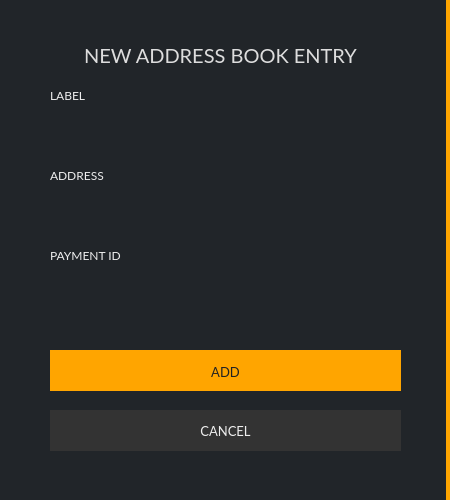
ConcealNetwork/conceal-desktop, file src/gui/ui/newaddressdialog.ui: the form before one commit.
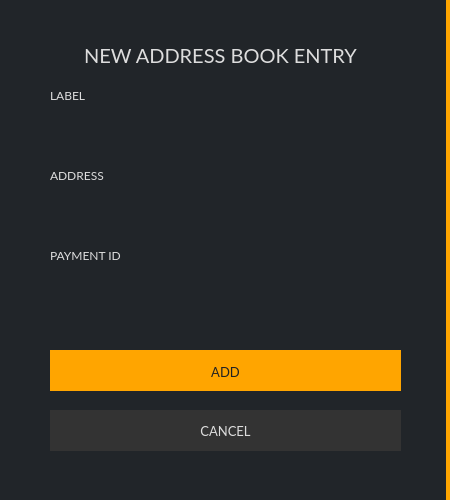
The form after the commit.

```diff
--- a/src/gui/ui/newaddressdialog.ui
+++ b/src/gui/ui/newaddressdialog.ui
@@ -15,7 +15,7 @@
   </property>
   <property name="styleSheet">
    <string notr="true">background-color: #212529;
-color: #eee;
+color: #ddd;
 border: 0px;</string>
   </property>
   <layout class="QGridLayout" name="gridLayout">
@@ -93,7 +93,7 @@
        </font>
       </property>
       <property name="styleSheet">
-       <string notr="true">color: #eee;
+       <string notr="true">color: #ddd;
 border-right: 0px;</string>
       </property>
       <property name="text">
@@ -165,7 +165,7 @@
        </font>
       </property>
       <property name="styleSheet">
-       <string notr="true">color: #eee;
+       <string notr="true">color: #ddd;
 border-right: 0px;</string>
       </property>
       <property name="text">
@@ -219,7 +219,7 @@
        </font>
       </property>
       <property name="styleSheet">
-       <string notr="true">color: #eee;
+       <string notr="true">color: #ddd;
 border-right: 0px;</string>
       </property>
       <property name="text">
@@ -311,7 +311,7 @@
        </font>
       </property>
       <property name="styleSheet">
-       <string notr="true">color: #eee; background-color: #333; 
+       <string notr="true">color: #ddd; background-color: #333; 
 border-right: 0px;</string>
       </property>
       <property name="text">
```
